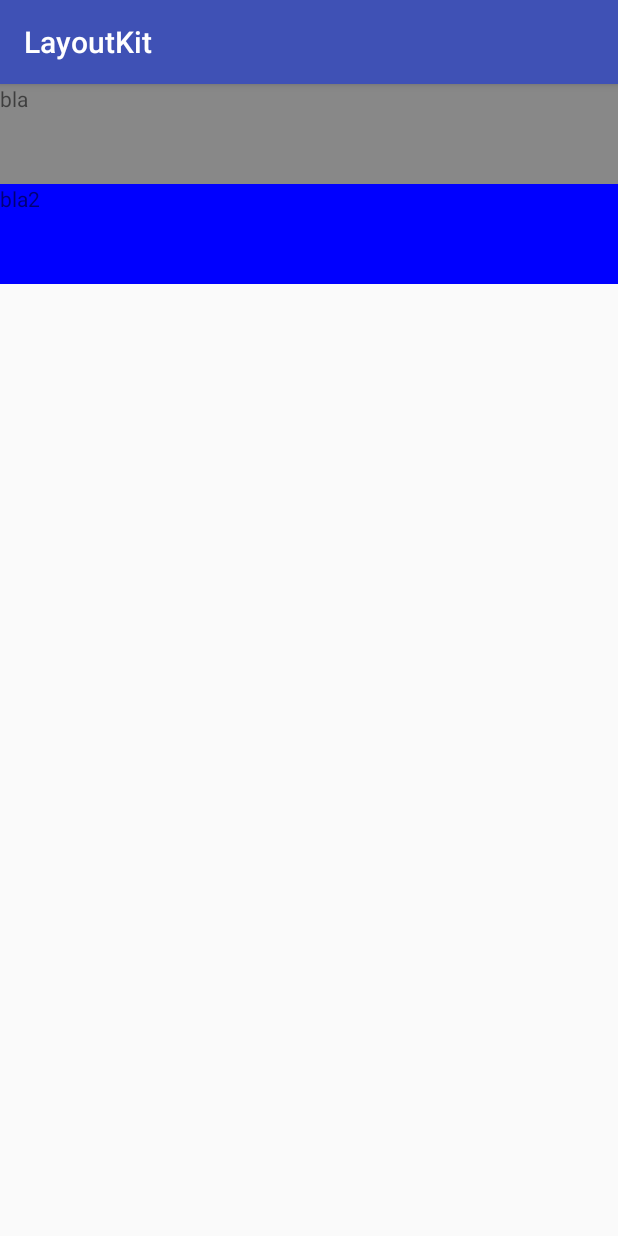
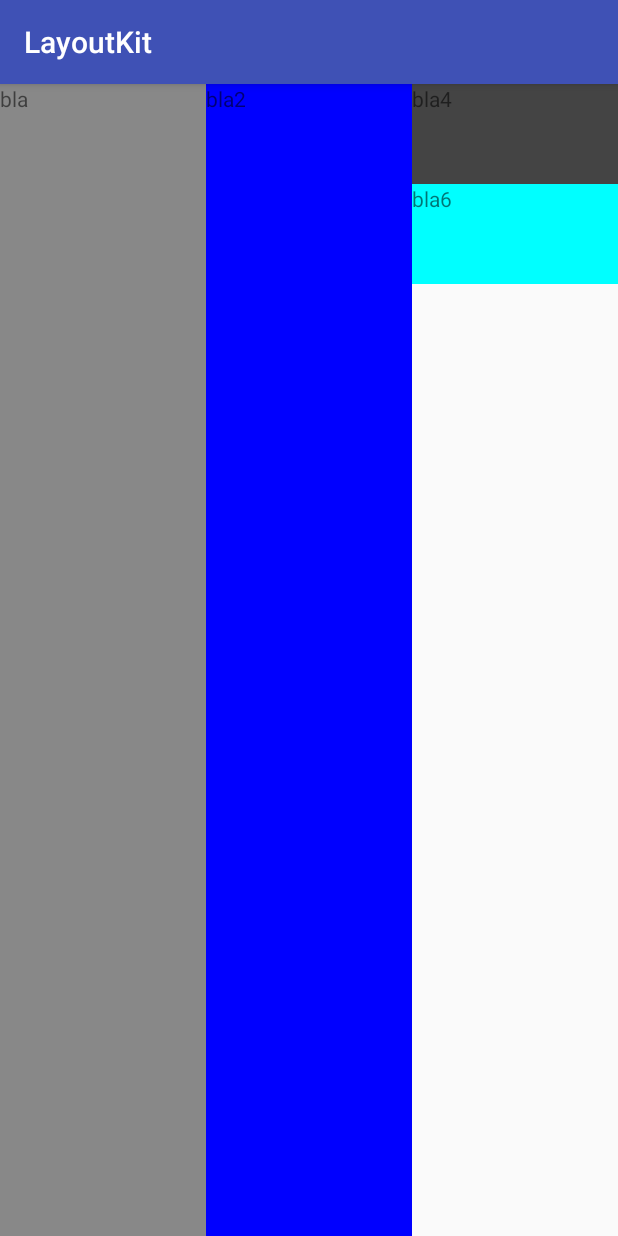
Before and after one commit to FabianTerhorst/AndroidLayoutKit, an Android app: the screen it shows after launch (MainActivity), on a phone screen of 412 x 824 dp. Run offline under Robolectric (Android 15) with nearby library versions, the phone set to English and light mode, and no system bars; 2 statements that could not run were skipped.

Commit message:
* complex layout test

```diff
--- a/app/src/main/java/io/fabianterhorst/layoutkit/sample/CustomView.java
+++ b/app/src/main/java/io/fabianterhorst/layoutkit/sample/CustomView.java
@@ -10,8 +10,10 @@ import android.widget.TextView;
 
 import java.util.Arrays;
 
+import io.fabianterhorst.layoutkit.Alignment;
 import io.fabianterhorst.layoutkit.Axis;
 import io.fabianterhorst.layoutkit.BaseView;
+import io.fabianterhorst.layoutkit.Flexibility;
 import io.fabianterhorst.layoutkit.layouts.SizeLayout;
 import io.fabianterhorst.layoutkit.layouts.StackLayout;
 
@@ -25,15 +27,29 @@ public class CustomView extends View {
 
     private TextView textView2 = new TextView(getContext());
 
+    private TextView textView3 = new TextView(getContext());
+
+    private TextView textView4 = new TextView(getContext());
+
     private BaseView baseView = new BaseView(textView);
 
     private BaseView baseView2 = new BaseView(textView2);
 
-    private SizeLayout sizeLayout = new SizeLayout(baseView, 100f, null, 100f, null, null, null, null, null);
+    private BaseView baseView3 = new BaseView(textView3);
 
-    private SizeLayout sizeLayout2 = new SizeLayout(baseView2, 100f, null, 100f, null, null, null, null, null);
+    private BaseView baseView4 = new BaseView(textView4);
 
-    private StackLayout stackLayout = new StackLayout(Axis.VERTICAL, 0, null, null, null, Arrays.asList(sizeLayout, sizeLayout2), null);
+    private SizeLayout sizeLayout = new SizeLayout(baseView, 1f, null, 100f, 100f, Alignment.fill, Flexibility.min, null, null);
+
+    private SizeLayout sizeLayout2 = new SizeLayout(baseView2, 1f, null, 100f, 100f, Alignment.fill, Flexibility.min, null, null);
+
+    private SizeLayout sizeLayout3 = new SizeLayout(baseView3, 1f, null, 100f, 100f, null, null, null, null);
+
+    private SizeLayout sizeLayout4 = new SizeLayout(baseView4, 1f, null, 100f, 100f, null, null, null, null);
+
+    private StackLayout stackLayout2 = new StackLayout(Axis.VERTICAL, 0, null, null, null, Arrays.asList(sizeLayout3, sizeLayout4), null);
+
+    private StackLayout stackLayout = new StackLayout(Axis.HORIZONTAL, 0, StackLayout.StackLayoutDistribution.FILL_EQUAL_SIZE, null, null, Arrays.asList(sizeLayout, sizeLayout2, stackLayout2), null);
 
     public CustomView(Context context) {
         super(context);
@@ -51,6 +67,10 @@ public class CustomView extends View {
     }
 
     private void init() {
+        textView4.setText("bla6");
+        textView4.setBackgroundColor(Color.CYAN);
+        textView3.setText("bla4");
+        textView3.setBackgroundColor(Color.DKGRAY);
         textView.setText("bla");
         textView.setBackgroundColor(Color.GRAY);
         textView2.setText("bla2");
```
